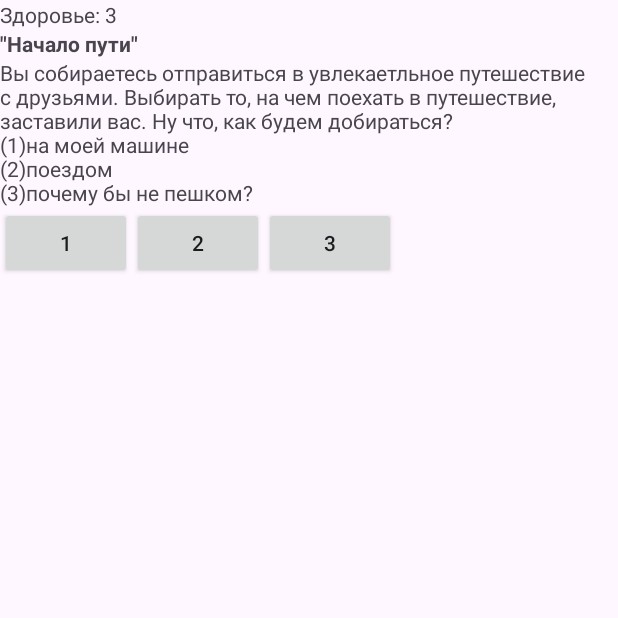
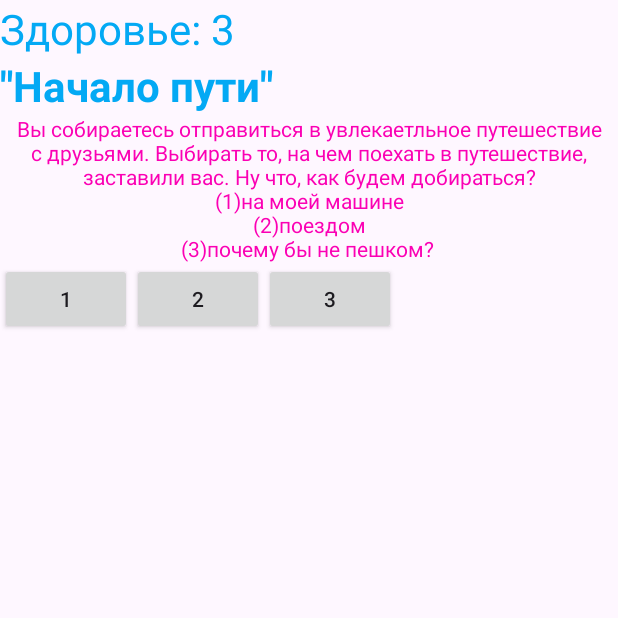
Before and after one commit to Yeggork/Game, an Android app: the screen it shows after launch (MainActivity), on a phone screen of 412 x 824 dp, the top half of it. Run offline under Robolectric (Android 15) with nearby library versions, the phone set to English and light mode, and no system bars.

Commit message:
First Commit

```diff
--- a/app/src/main/java/com/example/gametest/Character.java
+++ b/app/src/main/java/com/example/gametest/Character.java
@@ -2,11 +2,9 @@ package com.example.gametest;
 
 public class Character {
     public int life;
-    public int members;
     public String name;
     public Character(String name) {
         life = 3;
-        members = 5;
         this.name = name;
     }
 }
--- a/app/src/main/java/com/example/gametest/MainActivity.java
+++ b/app/src/main/java/com/example/gametest/MainActivity.java
@@ -20,7 +20,7 @@ public class MainActivity extends AppCompatActivity {
             super.onCreate(savedInstanceState);
             setContentView(R.layout.activity_main);
             // создаем нового персонажа и историю
-            human = new Character("Вася");
+            human = new Character("Александр");
             story = new Story();
             // в первый раз выводим на форму весь необходимый текст и элементы
             // управления
--- a/app/src/main/java/com/example/gametest/Story.java
+++ b/app/src/main/java/com/example/gametest/Story.java
@@ -1,6 +1,7 @@
 package com.example.gametest;
 
 import android.content.Context;
+import android.widget.Switch;
 import android.widget.Toast;
 
 public class Story {
@@ -9,44 +10,172 @@ public class Story {
 
     //Основная история
     Story() {
-        start_story = new Situation(
+//1
+        start_story = new Situation(                                         //Старт
                 "\"Начало пути\"",
                 "Вы собираетесь отправиться в увлекаетльное путешествие с друзьями. Выбирать то, на чем поехать в путешествие, заставили вас. Ну что, как будем добираться?\n"
                         + "(1)на моей машине\n"
                         + "(2)поездом\n"
                         + "(3)почему бы не пешком? ",
                 3, 0);
-        start_story.direction[0] = new Situation(
+
+
+//2
+        start_story.direction[0] = new Situation(                                                         //на чем едем{
                 "Машина",
                 "Все были не против, и даже рады, ведь путешествие на машине это очень интересно\n"
-                        + "Вы уже собираетесь ехать и тут снова выбор - кто первый поведет машину?",
+                        + "Вы уже собираетесь ехать и тут снова выбор - кто первый поведет машину?\n"
+                        + "(1)Сергей\n"
+                        + "(2)Никита\n"
+                        + "(3)Тимофей\n"
+                        + "(4)Александр\n",
                 4, 0);
         start_story.direction[1] = new Situation(
                 "поездом",
-                "Сегодня будет совещание, меня неожиданно вызвали,"
-                        + "есть сведения что \n босс доволен сегодняшней сделкой.",
-                0, 1);
+                "Хорошо, тогда мы пойдем за билетами, а вы собирате вещи \n"
+                        + "\"Вы уже подходите на вокзал\"\n Пока никто не стал занимать заранее места, надо поскорее зарезервировать его.\n"
+                        + "(1)Верхнее"
+                        + "(2)Нижнее",
+                2, 0);
         start_story.direction[2] = new Situation(
                 "пешком",
-                "Не, не ты конечно гений,какой пешком? Нам идти минимум 1234 км"
-                        + "Алексей из вашей компании сказал \"по приколу \" я не против)"
-                        + "В итоге вы решили поехать на машине", 3, -1);
-        //Разветвление истории от 3 выбора
-        start_story.direction[2].direction[0] = new Situation(
-                "новая ситуация 1",
-                "Описание вашей новой ситуации после выбора (3)как надо так и сделаем",
+                "Не, ты конечно гений, какой пешком? Нам идти минимум 1234 км"
+                        + "В итоге вы решили поехать на машине, но перед вам снова оказался выбор - кто поедет первый?\n"
+                        + "(1)Сергей\n"
+                        + "(2)Никити\n"
+                        + "(3)Тимофей\n"
+                        + "(4)Александр\n",
+                4, -1);                                                                                     //}
+
+
+//3
+        start_story.direction[0].direction[0] = new Situation(                                        //выбор водителя{    111111
+                "Сергей",
+                "мы дали вести машину Сергею, но то что у него нету прав мы узнали когда нам выписали штраф на дороге, а так вроде все нормально",
+                1, -1
+        );
+        start_story.direction[0].direction[1] = new Situation(
+                "Никита",
+                "Никита отказался вести машину, так как это очень страшно для него, к тому же у него нет прав на машину.",
+                1, 0
+        );
+        start_story.direction[0].direction[2] = new Situation(
+                "Тимофей",
+                "Он был не против поехать первым, вот и поехал",
+                1, 0
+        );
+        start_story.direction[0].direction[3] = new Situation(
+                "Александр",
+                "Александром ведь являетесь вы, вот не задача, что делать?\n"
+                + "(1)садиться за руль\n"
+                + "(2)не садиться за руль",
+                2, 0
+        );                                                                                                 //}
+
+
+
+
+
+        start_story.direction[1].direction[0] = new Situation(                                        //выбор койки в поезде{22222222222
+                "Верхнее",
+                "Вы выбрали верхнее\n"
+                + "вот блин, вы простудились, всетаки на улице прохладно ночью, а с закрытым окном было душно.",
+                0, -1
+        );
+        start_story.direction[1].direction[1] = new Situation(
+                "Нижнее",
+                "вы заняли нижнее место и в течение 3 дней вы спокойно ехали отдыхать,",
                 0, 0
+        );                                                                                                   //}
+
+
+
+
+
+
+
+        start_story.direction[2].direction[0] = new Situation(                                        //выбор водителя{    3333333333
+                "Сергей",
+                "мы дали вести машину Сергею, но то что у него нету прав мы узнали когда нам выписали штраф на дороге, а так вроде все нормально",
+                1, -1
         );
         start_story.direction[2].direction[1] = new Situation(
-                "новая ситуация 2",
-                "Описание вашей новой ситуации после выбора (3)как надо так и сделаем",
-                0, 0
+                "Никита",
+                "Никита отказался вести машину, так как это очень страшно для него, к тому же у него нет прав на машину.",
+                1, 0
         );
         start_story.direction[2].direction[2] = new Situation(
-                "новая ситуация 3",
-                "Описание вашей новой ситуации после выбора (3)как надо так и сделаем",
-                0, 0
+                "Тимофей",
+                "Он был не против поехать первым, вот и поехал",
+                1, 0
         );
+        start_story.direction[2].direction[3] = new Situation(
+                "Александр",
+                "Александром ведь являетесь вы, вот не задача, что делать?\n"
+                        + "(1)садиться за руль\n"
+                        + "(2)не садиться за руль",
+                2, 0
+        );                                                                                                 //}
+//4
+
+
+
+
+        start_story.direction[0].direction[0].direction[0] = new Situation(
+                "Вы продолжили путешествие",
+                "вы продолжаете ехать дальше со всеми",
+        0,0
+        );
+        start_story.direction[0].direction[1].direction[0] = new Situation(
+                "Вы продолжили путешествие",
+                "вы продолжаете ехать дальше со всеми",
+                0,0
+        );
+        start_story.direction[0].direction[2].direction[0] = new Situation(
+                "Вы продолжили путешествие",
+                "вы продолжаете ехать дальше со всеми",
+                0,0
+        );
+        start_story.direction[0].direction[3].direction[0] = new Situation(
+                "вести",
+                "Вы решили сесть за руль, ваши друзья обрадовались что вы сделали это",
+                0,+1
+        );
+        start_story.direction[0].direction[3].direction[1] = new Situation(
+                "Не вести",
+                "Вас долго уговаривали, но вы смогли отказаться",
+                0,0
+        );
+
+
+
+
+        start_story.direction[2].direction[0].direction[0] = new Situation(
+                "Вы продолжили путешествие",
+                "вы продолжаете ехать дальше со всеми",
+                0,0
+        );
+        start_story.direction[2].direction[1].direction[0] = new Situation(
+                "Вы продолжили путешествие",
+                "вы продолжаете ехать дальше со всеми",
+                0,0
+        );
+        start_story.direction[2].direction[2].direction[0] = new Situation(
+                "Вы продолжили путешествие",
+                "вы продолжаете ехать дальше со всеми",
+                0,0
+        );
+        start_story.direction[2].direction[3].direction[0] = new Situation(
+                "вести",
+                "Вы решили сесть за руль, ваши друзья обрадовались что вы сделали это",
+                0,+1
+        );
+        start_story.direction[2].direction[3].direction[1] = new Situation(
+                "Не вести",
+                "Вас долго уговаривали, но вы смогли отказаться",
+                0,0
+        );
+
         current_situation = start_story;
     }
 
--- a/app/src/main/res/layout/activity_main.xml
+++ b/app/src/main/res/layout/activity_main.xml
@@ -7,10 +7,12 @@
     tools:context=".MainActivity">
     <TextView
         android:id="@+id/status"
+        style="@style/TextViewStyle"
         android:layout_width="wrap_content"
         android:layout_height="wrap_content"
         android:text="@string/status" />
     <TextView
+        style="@style/TextViewStyle"
         android:layout_width="wrap_content"
         android:layout_height="wrap_content"
         android:text="@string/title"
@@ -18,6 +20,7 @@
         android:textStyle="bold"
         />
     <TextView
+        style="@style/TextViewStyle2"
         android:layout_width="wrap_content"
         android:layout_height="wrap_content"
         android:text="@string/description"
--- a/app/src/main/res/values/colors.xml
+++ b/app/src/main/res/values/colors.xml
@@ -2,4 +2,6 @@
 <resources>
     <color name="black">#FF000000</color>
     <color name="white">#FFFFFFFF</color>
+    <color name="blue">#03A9F4</color>
+    <color name="pink">#FB00B4</color>
 </resources>
--- /dev/null
+++ b/app/src/main/res/values/styles.xml
@@ -0,0 +1,18 @@
+<?xml version="1.0" encoding="utf-8"?>
+<resources>
+    <style name="TextViewStyle">
+        <item name="android:layout_width">0dp</item>
+        <item name="android:layout_height">wrap_content</item>
+        <item name="android:textColor">@color/blue</item>
+        <item name="android:textSize">28sp</item>
+        <item name="android:gravity">right</item>
+    </style>
+    <style name="TextViewStyle2">
+        <item name="android:layout_width">0dp</item>
+        <item name="android:layout_height">wrap_content</item>
+        <item name="android:textColor">@color/pink</item>
+        <item name="android:textSize">14sp</item>
+        <item name="android:gravity">center</item>
+    </style>
+
+</resources>
```
